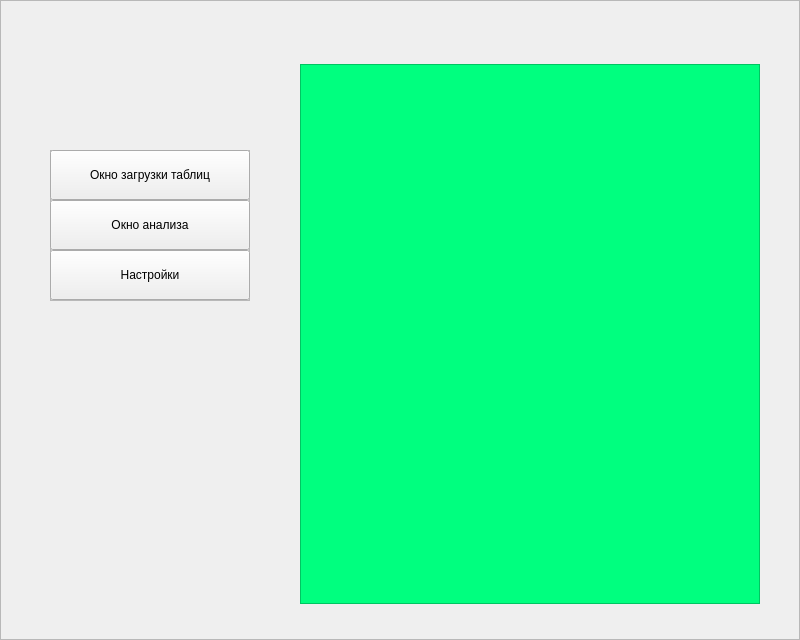
First picture: the form in Client/menu.ui, repository VTshniki/ork, before the edit.
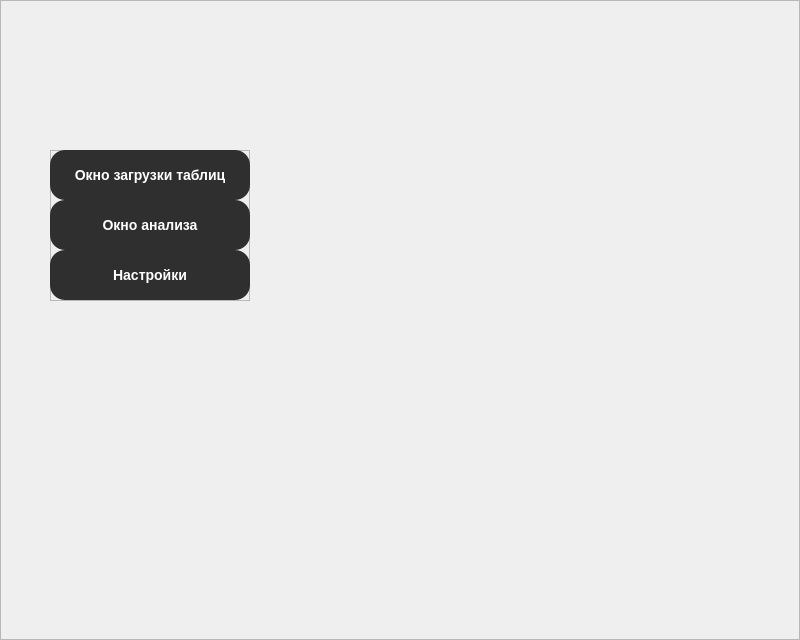
Second picture: the form after the edit.

```diff
--- a/Client/menu.ui
+++ b/Client/menu.ui
@@ -10,6 +10,12 @@
     <height>640</height>
    </rect>
   </property>
+  <property name="minimumSize">
+   <size>
+    <width>800</width>
+    <height>640</height>
+   </size>
+  </property>
   <property name="windowTitle">
    <string>Form</string>
   </property>
@@ -25,6 +31,18 @@
      <height>640</height>
     </rect>
    </property>
+   <property name="sizePolicy">
+    <sizepolicy hsizetype="MinimumExpanding" vsizetype="MinimumExpanding">
+     <horstretch>0</horstretch>
+     <verstretch>0</verstretch>
+    </sizepolicy>
+   </property>
+   <property name="minimumSize">
+    <size>
+     <width>800</width>
+     <height>640</height>
+    </size>
+   </property>
    <property name="frameShape">
     <enum>QFrame::StyledPanel</enum>
    </property>
@@ -55,6 +73,9 @@
        <height>50</height>
       </rect>
      </property>
+     <property name="styleSheet">
+      <string notr="true">QPushButton{background-color: rgb(47, 47, 47); color: rgb(255, 255, 255);border-radius: 15px; font-weight:600  px; font-size: 14px}</string>
+     </property>
      <property name="text">
       <string>Окно загрузки таблиц</string>
      </property>
@@ -68,6 +89,9 @@
        <height>50</height>
       </rect>
      </property>
+     <property name="styleSheet">
+      <string notr="true">QPushButton{background-color: rgb(47, 47, 47); color: rgb(255, 255, 255);border-radius: 15px; font-weight:600  px; font-size: 14px}</string>
+     </property>
      <property name="text">
       <string>Настройки</string>
      </property>
@@ -81,30 +105,20 @@
        <height>50</height>
       </rect>
      </property>
+     <property name="minimumSize">
+      <size>
+       <width>0</width>
+       <height>0</height>
+      </size>
+     </property>
+     <property name="styleSheet">
+      <string notr="true">QPushButton{background-color: rgb(47, 47, 47); color: rgb(255, 255, 255);border-radius: 15px; font-weight:600  px; font-size: 14px}</string>
+     </property>
      <property name="text">
       <string>Окно анализа</string>
      </property>
     </widget>
    </widget>
-   <widget class="QFrame" name="panel_frame">
-    <property name="geometry">
-     <rect>
-      <x>300</x>
-      <y>64</y>
-      <width>460</width>
-      <height>540</height>
-     </rect>
-    </property>
-    <property name="styleSheet">
-     <string notr="true">QFrame{background-color: rgb(0, 255, 127)}</string>
-    </property>
-    <property name="frameShape">
-     <enum>QFrame::StyledPanel</enum>
-    </property>
-    <property name="frameShadow">
-     <enum>QFrame::Raised</enum>
-    </property>
-   </widget>
   </widget>
  </widget>
  <resources/>
```
Left out of the diff: 2 changed lines with no effect on the pictures.
